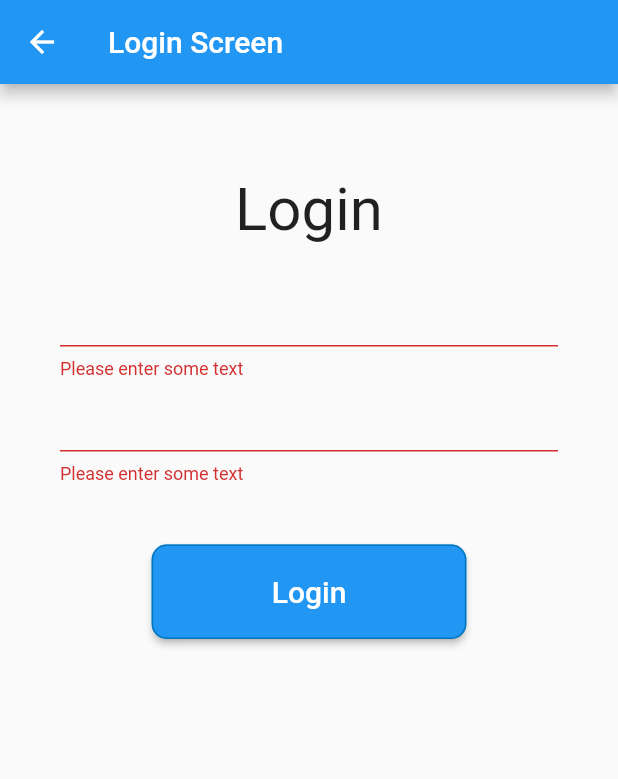
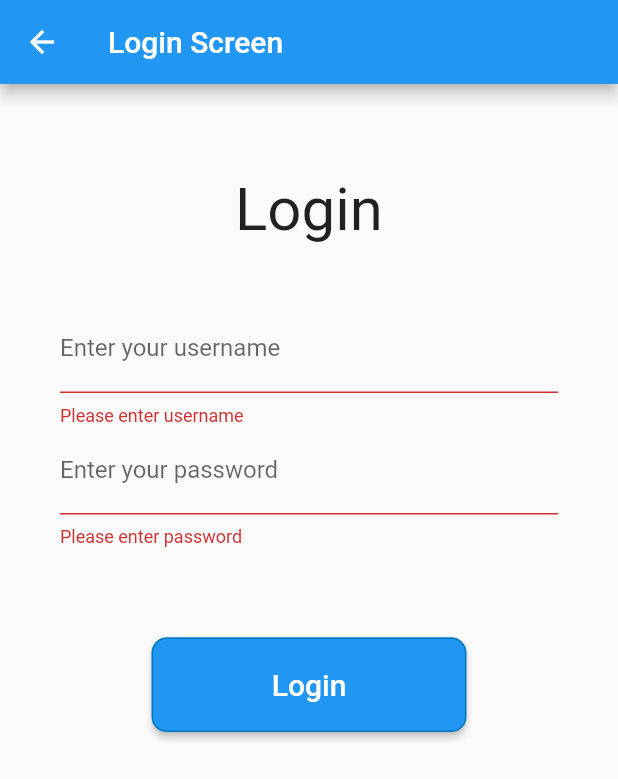
Before and after one commit to deepu0201/DDSG_SE_Group, a Flutter app: the LoginScreen screen opened by its route, after a tap on "Login", on a phone screen of 412 x 824 dp. Shown: the top 779 px of the screen. Run offline on Flutter 3.47's test engine with Material 2 defaults, Android fonts, the phone set to English and light mode, and no system bars.

Commit message:
added Hint Text to Form Fields and obscured text in password field.

```diff
--- a/lib/screens/login_screen.dart
+++ b/lib/screens/login_screen.dart
@@ -32,24 +32,36 @@ class _LoginScreenState extends State<LoginScreen> {
                   ),
                 ),
               ),
+              SizedBox(
+                height: 20.0,
+              ),
               TextFormField(
+                decoration: InputDecoration(
+                  labelText: 'Enter your username',
+                ),
+                keyboardType: TextInputType.name,
                 validator: (value) {
                   if (value.isEmpty) {
-                    return 'Please enter some text';
+                    return 'Please enter username';
                   }
                   return null;
                 },
               ),
               TextFormField(
+                decoration: InputDecoration(
+                  labelText: 'Enter your password',
+                ),
+                obscureText: true,
+                // keyboardType: TextInputType,
                 validator: (value) {
                   if (value.isEmpty) {
-                    return 'Please enter some text';
+                    return 'Please enter password';
                   }
                   return null;
                 },
               ),
               SizedBox(
-                height: 40,
+                height: 60,
               ),
               ElevatedButton(
                 style: ElevatedButton.styleFrom(
```
Also changed, not shown: pubspec.lock, 1 other file.
